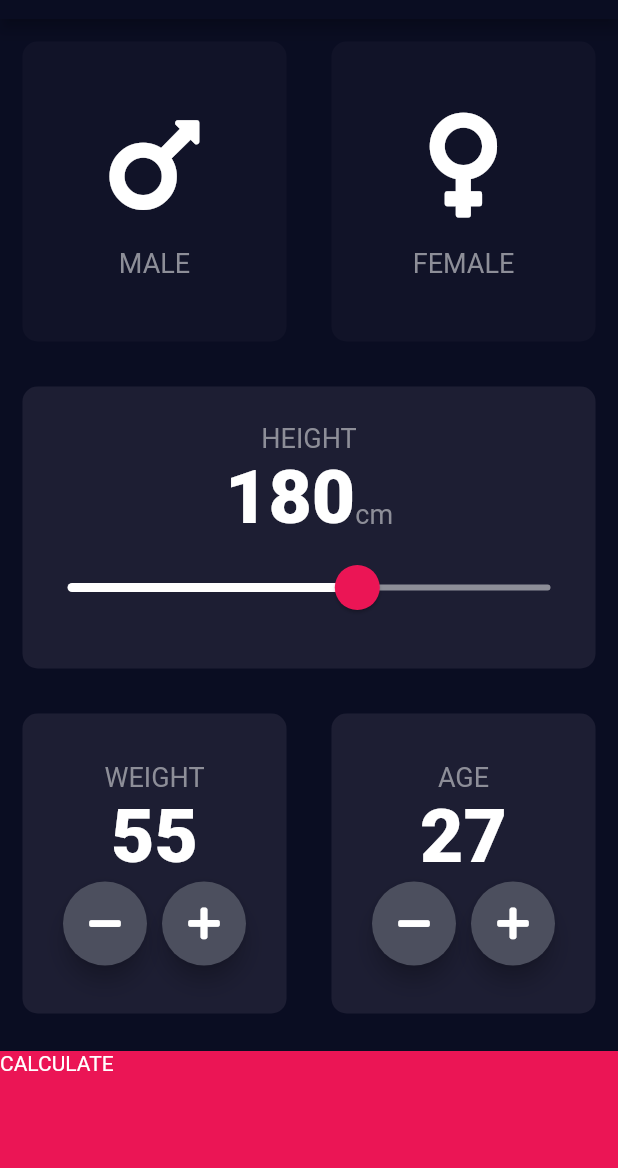
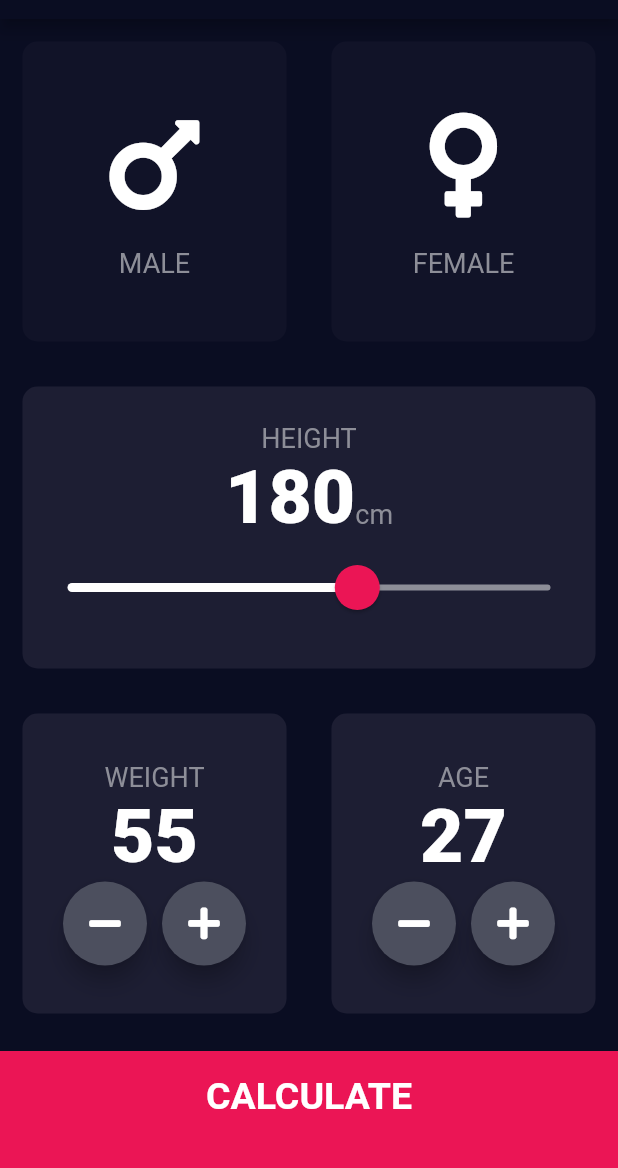
Before and after one commit to kawarimidoll/flutter_course_bmi_calculator, a Flutter app: the screen it shows after launch, on a phone screen of 412 x 824 dp, the part 65-1233 px from its top. Run offline on Flutter 3.47's test engine with Material 2 defaults, Android fonts, the phone set to English and light mode, and no system bars; our stand-ins replace font_awesome_flutter.

Commit message:
add widget FooterLargeButton

```diff
--- a/lib/constants.dart
+++ b/lib/constants.dart
@@ -19,3 +19,8 @@ const kLabelTextStyle = TextStyle(
   fontSize: 18.0,
   color: Color(0xFF8D8E98),
 );
+
+const kLargeButtonTextStyle = TextStyle(
+  fontSize: 25.0,
+  fontWeight: FontWeight.bold,
+);
--- /dev/null
+++ b/lib/footer_large_button.dart
@@ -0,0 +1,29 @@
+import 'package:flutter/material.dart';
+import 'constants.dart';
+
+class FooterLargeButton extends StatelessWidget {
+  final String label;
+  final void Function() onTap;
+
+  const FooterLargeButton({required this.label, required this.onTap});
+
+  @override
+  Widget build(BuildContext context) {
+    return GestureDetector(
+      onTap: onTap,
+      child: Container(
+        child: Center(
+          child: Text(
+            label,
+            style: kLargeButtonTextStyle,
+          ),
+        ),
+        padding: EdgeInsets.only(bottom: 20.0),
+        color: kBottomContainerColor,
+        margin: EdgeInsets.only(top: 10.0),
+        width: double.infinity,
+        height: kBottomContainerHeight,
+      ),
+    );
+  }
+}
--- a/lib/input_page.dart
+++ b/lib/input_page.dart
@@ -4,6 +4,7 @@ import 'reusable_card.dart';
 import 'icon_content.dart';
 import 'round_icon_button.dart';
 import 'results_page.dart';
+import 'footer_large_button.dart';
 import 'constants.dart';
 
 enum Gender { male, female }
@@ -204,7 +205,8 @@ class _InputPageState extends State<InputPage> {
               ),
             ],
           ),
-          GestureDetector(
+          FooterLargeButton(
+            label: 'CALCULATE',
             onTap: () {
               Navigator.push(
                 context,
@@ -213,14 +215,7 @@ class _InputPageState extends State<InputPage> {
                 ),
               );
             },
-            child: Container(
-              child: Text('CALCULATE'),
-              color: kBottomContainerColor,
-              margin: EdgeInsets.only(top: 10.0),
-              width: double.infinity,
-              height: kBottomContainerHeight,
-            ),
-          )
+          ),
         ],
       ),
     );
```
